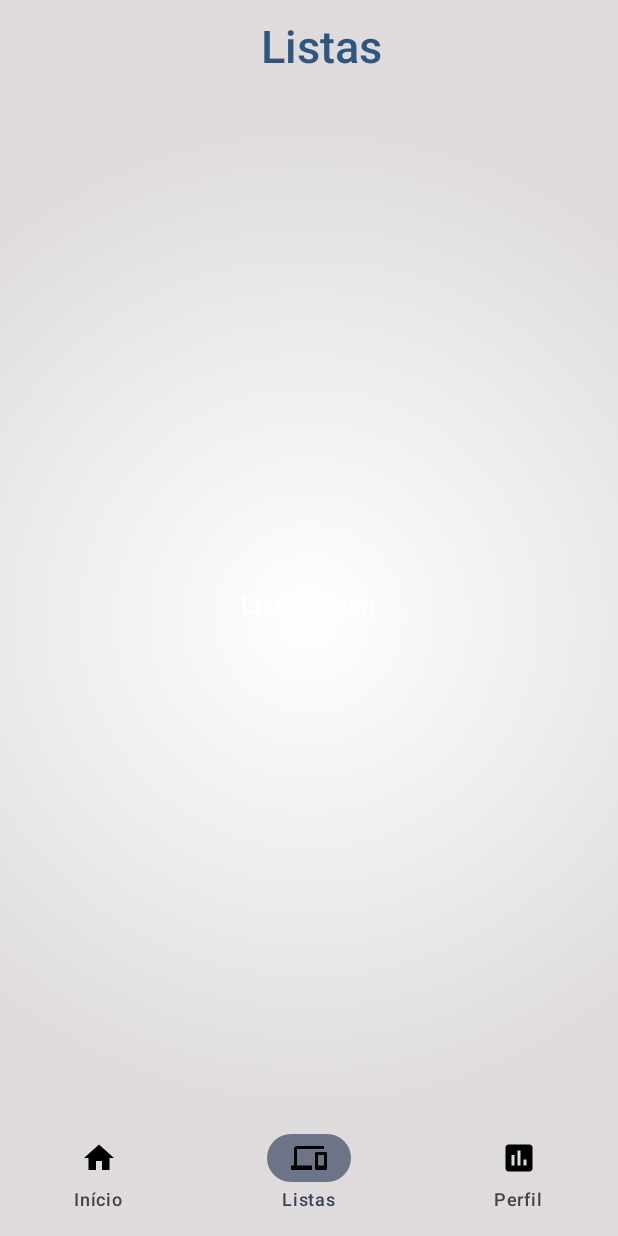
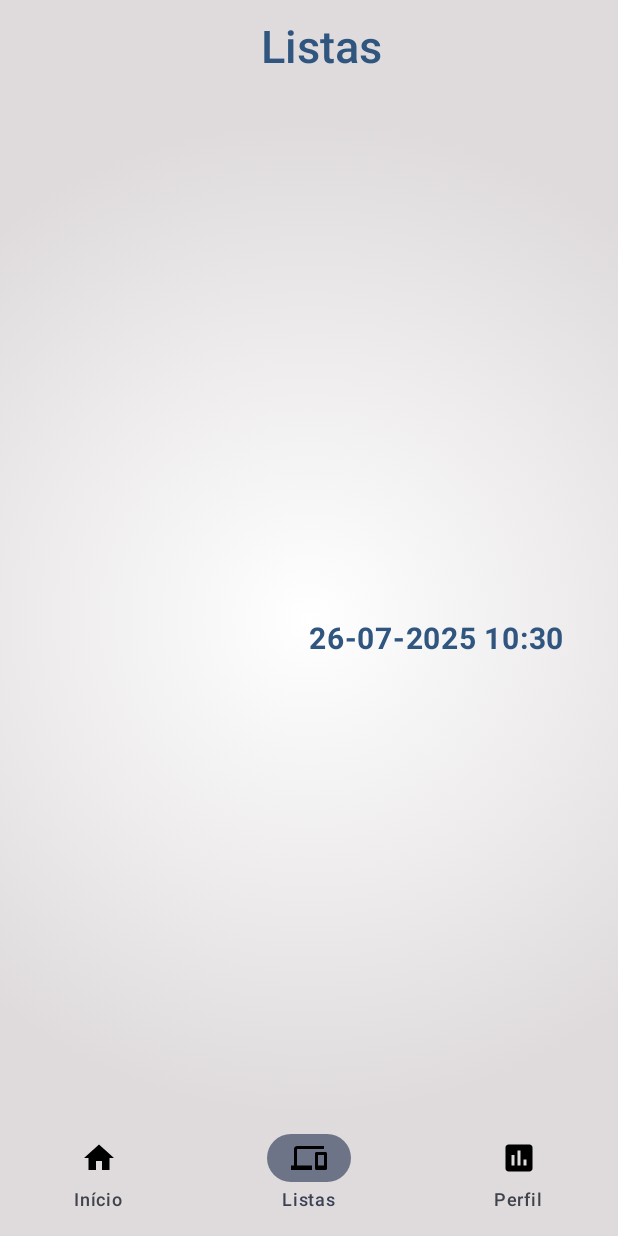
Before and after one commit to bitlabbr/feiratool, an Android app built with Jetpack Compose: the HomeScreen screen opened through its navigation route, item 2 of the bottom bar chosen, on a phone screen of 412 x 824 dp. Run offline under Robolectric (Android 15) with nearby library versions, the phone set to English and light mode, and no system bars; our stand-ins replace Room's generated code; 1 statement that could not run was skipped.

Commit message:
Implements save and retrieve shopp list

```diff
--- a/app/src/main/java/com/recife/bill/feiratool/model/repository/Repository.kt
+++ b/app/src/main/java/com/recife/bill/feiratool/model/repository/Repository.kt
@@ -3,12 +3,20 @@ package com.recife.bill.feiratool.model.repository
 import android.content.Context
 import com.recife.bill.feiratool.model.repository.persistence.AirPowerDatabase
 import com.recife.bill.feiratool.model.repository.persistence.model.ShoppList
+import com.recife.bill.feiratool.model.repository.persistence.model.ShoppListWithEntries
 import com.recife.bill.feiratool.model.utils.AirPowerLog
 import com.recife.bill.feiratool.model.utils.AirPowerUtil
+import kotlinx.coroutines.flow.MutableStateFlow
+import kotlinx.coroutines.flow.StateFlow
 import java.util.UUID
 
 class Repository private constructor(context: Context) {
     private val db = AirPowerDatabase.getDataBaseInstance(context)
+
+    private val _shoppingLists = MutableStateFlow<List<ShoppListWithEntries>>(emptyList())
+    val shoppingLists: StateFlow<List<ShoppListWithEntries>> get() = _shoppingLists
+
+
     companion object {
         @Volatile
         private var instance: Repository? = null
@@ -34,6 +42,11 @@ class Repository private constructor(context: Context) {
 
     }
 
+    suspend fun loadAllShoppingLists() {
+        val allLists = db.shoppListDao().getAllShoppListsWithEntries()
+        _shoppingLists.value = allLists
+    }
+
     suspend fun createList(listName: String) {
         val listId = UUID.randomUUID().toString()
         val novaLista = ShoppList(
--- a/app/src/main/java/com/recife/bill/feiratool/model/utils/AirPowerUtil.java
+++ b/app/src/main/java/com/recife/bill/feiratool/model/utils/AirPowerUtil.java
@@ -52,7 +52,7 @@ public class AirPowerUtil {
         if (AirPowerLog.ISLOGABLE)
             AirPowerLog.d(TAG, "getCurrentDateTime");
         SimpleDateFormat dateFormat =
-                new SimpleDateFormat("yyyy-MM-dd HH:mm:ss", Locale.getDefault());
+                new SimpleDateFormat("dd-MM-yyyy HH:mm", Locale.getDefault());
         Date currentDate = new Date();
         return dateFormat.format(currentDate);
     }
--- /dev/null
+++ b/app/src/main/java/com/recife/bill/feiratool/view/ui/components/ShoppListCard.kt
@@ -0,0 +1,69 @@
+package com.recife.bill.feiratool.view.ui.components
+
+import androidx.compose.foundation.clickable
+import androidx.compose.foundation.layout.Arrangement
+import androidx.compose.foundation.layout.Row
+import androidx.compose.foundation.layout.Spacer
+import androidx.compose.foundation.layout.fillMaxSize
+import androidx.compose.foundation.layout.fillMaxWidth
+import androidx.compose.foundation.layout.padding
+import androidx.compose.runtime.Composable
+import androidx.compose.ui.Modifier
+import androidx.compose.ui.unit.dp
+import androidx.compose.ui.unit.sp
+import androidx.navigation.NavHostController
+import com.ifpe.edu.br.common.components.CustomCard
+import com.ifpe.edu.br.common.components.CustomColumn
+import com.ifpe.edu.br.common.components.CustomText
+import com.recife.bill.feiratool.model.repository.persistence.model.ShoppListWithEntries
+import com.recife.bill.feiratool.view.ui.screens.Screen
+import com.recife.bill.feiratool.view.ui.theme.tb_primary_light
+
+@Composable
+fun ShoppListCard(
+    navController: NavHostController,
+    item: ShoppListWithEntries,
+) {
+    CustomCard(
+        modifier = Modifier.clickable {
+            navController.navigate(Screen.ListDetail.createRoute(item.shoppList.id))
+        },
+        paddingStart = 15.dp,
+        paddingEnd = 15.dp,
+        paddingTop = 5.dp,
+        paddingBottom = 5.dp,
+        layouts = listOf {
+            CustomColumn(
+                modifier = Modifier.fillMaxSize(),
+                layouts = listOf {
+
+                    Spacer(modifier = Modifier.padding(vertical = 4.dp))
+
+                    Row(
+                        modifier = Modifier.fillMaxWidth(),
+                        horizontalArrangement = Arrangement.Start
+                    ) {
+                        CustomText(
+                            color = tb_primary_light,
+                            text = item.shoppList.name,
+                            fontSize = 20.sp
+                        )
+                    }
+
+                    Spacer(modifier = Modifier.padding(vertical = 6.dp))
+
+                    Row(
+                        modifier = Modifier.fillMaxWidth(),
+                        horizontalArrangement = Arrangement.End
+                    ) {
+                        CustomText(
+                            color = tb_primary_light,
+                            text = item.shoppList.date,
+                            fontSize = 20.sp
+                        )
+                    }
+                }
+            )
+        }
+    )
+}
--- a/app/src/main/java/com/recife/bill/feiratool/view/ui/screens/ListsScreen.kt
+++ b/app/src/main/java/com/recife/bill/feiratool/view/ui/screens/ListsScreen.kt
@@ -4,11 +4,13 @@ import androidx.compose.foundation.layout.fillMaxSize
 import androidx.compose.foundation.rememberScrollState
 import androidx.compose.foundation.verticalScroll
 import androidx.compose.runtime.Composable
+import androidx.compose.runtime.LaunchedEffect
+import androidx.compose.runtime.collectAsState
 import androidx.compose.ui.Modifier
 import androidx.navigation.NavHostController
 import com.ifpe.edu.br.common.CommonConstants
 import com.ifpe.edu.br.common.components.CustomColumn
-import com.ifpe.edu.br.common.components.CustomText
+import com.recife.bill.feiratool.view.ui.components.ShoppListCard
 import com.recife.bill.feiratool.viewmodel.AirPowerViewModel
 
 @Composable
@@ -16,7 +18,12 @@ fun ListsScreen(
     navController: NavHostController,
     mainViewModel: AirPowerViewModel
 ) {
+    LaunchedEffect(Unit) {
+        mainViewModel.loadAllShoppingLists()
+    }
+
     val scrollState = rememberScrollState()
+    val shopListFlow = mainViewModel.getShoppLists().collectAsState()
 
     CustomColumn(
         modifier = Modifier
@@ -24,7 +31,13 @@ fun ListsScreen(
             .fillMaxSize(),
         alignmentStrategy = CommonConstants.Ui.ALIGNMENT_TOP,
         layouts = listOf {
-            CustomText(text = "ListsScreen")
+            shopListFlow.value.forEach {
+                item ->
+                ShoppListCard(
+                    navController,
+                    item
+                )
+            }
         }
     )
 }
--- a/app/src/main/java/com/recife/bill/feiratool/view/ui/screens/MainScreen.kt
+++ b/app/src/main/java/com/recife/bill/feiratool/view/ui/screens/MainScreen.kt
@@ -17,9 +17,11 @@ import androidx.compose.ui.text.font.FontWeight
 import androidx.compose.ui.text.style.TextAlign
 import androidx.compose.ui.unit.sp
 import androidx.navigation.NavHostController
+import androidx.navigation.NavType
 import androidx.navigation.compose.NavHost
 import androidx.navigation.compose.composable
 import androidx.navigation.compose.currentBackStackEntryAsState
+import androidx.navigation.navArgument
 import com.ifpe.edu.br.common.CommonConstants
 import com.ifpe.edu.br.common.components.BottomNavItem
 import com.ifpe.edu.br.common.components.CustomColumn
@@ -31,6 +33,7 @@ import com.recife.bill.feiratool.view.ui.theme.appBackgroundGradientDark
 import com.recife.bill.feiratool.view.ui.theme.appBackgroundGradientLight
 import com.recife.bill.feiratool.view.ui.theme.tb_primary_light
 import com.recife.bill.feiratool.viewmodel.AirPowerViewModel
+import java.util.UUID
 
 @Composable
 fun MainScreen(
@@ -152,5 +155,24 @@ fun NavHostContainer(
             }
         }
 
+        composable(
+            route = Screen.ListDetail.route,
+            arguments = listOf(navArgument("listId") {
+                type = NavType.StringType
+            })
+        ) { backStackEntry ->
+            val result = runCatching {
+                val listIdString = backStackEntry.arguments?.getString("listId")
+                val listUuid = UUID.fromString(listIdString)
+                ListDetailScreen(
+                    listId = listUuid,
+                    navController = navController,
+                    mainViewModel = mainViewModel
+                )
+            }
+            if (!result.isSuccess) {
+                navController.popBackStack()
+            }
+        }
     }
 }
--- a/app/src/main/java/com/recife/bill/feiratool/view/ui/screens/NewListScreen.kt
+++ b/app/src/main/java/com/recife/bill/feiratool/view/ui/screens/NewListScreen.kt
@@ -55,6 +55,7 @@ fun NewListScreen(
                 text = "Criar",
                 onClick = {
                     mainViewModel.createList(listName)
+                    navController.popBackStack()
                 }
             )
         }
--- a/app/src/main/java/com/recife/bill/feiratool/view/ui/screens/Screen.kt
+++ b/app/src/main/java/com/recife/bill/feiratool/view/ui/screens/Screen.kt
@@ -13,4 +13,8 @@ sealed class Screen(val route: String) {
     }
 
     data object NewList : Screen("newList")
+
+    object ListDetail : Screen("list_detail_screen/{listId}") {
+        fun createRoute(listId: String) = "list_detail_screen/$listId"
+    }
 }
--- a/app/src/main/java/com/recife/bill/feiratool/viewmodel/AirPowerViewModel.kt
+++ b/app/src/main/java/com/recife/bill/feiratool/viewmodel/AirPowerViewModel.kt
@@ -4,7 +4,9 @@ import android.app.Application
 import androidx.lifecycle.AndroidViewModel
 import androidx.lifecycle.viewModelScope
 import com.recife.bill.feiratool.model.repository.Repository
+import com.recife.bill.feiratool.model.repository.persistence.model.ShoppListWithEntries
 import com.recife.bill.feiratool.view.manager.UIStateManager
+import kotlinx.coroutines.flow.StateFlow
 import kotlinx.coroutines.launch
 
 
@@ -23,4 +25,14 @@ class AirPowerViewModel(
         }
     }
 
+    fun loadAllShoppingLists() {
+        viewModelScope.launch {
+            repository.loadAllShoppingLists()
+        }
+    }
+
+    fun getShoppLists(): StateFlow<List<ShoppListWithEntries>> {
+        return repository.shoppingLists
+    }
+
 }
```
Also changed, not shown: app/src/main/java/com/recife/bill/feiratool/view/ui/screens/ListDetailScreen.kt (added, +16 -0 lines).
